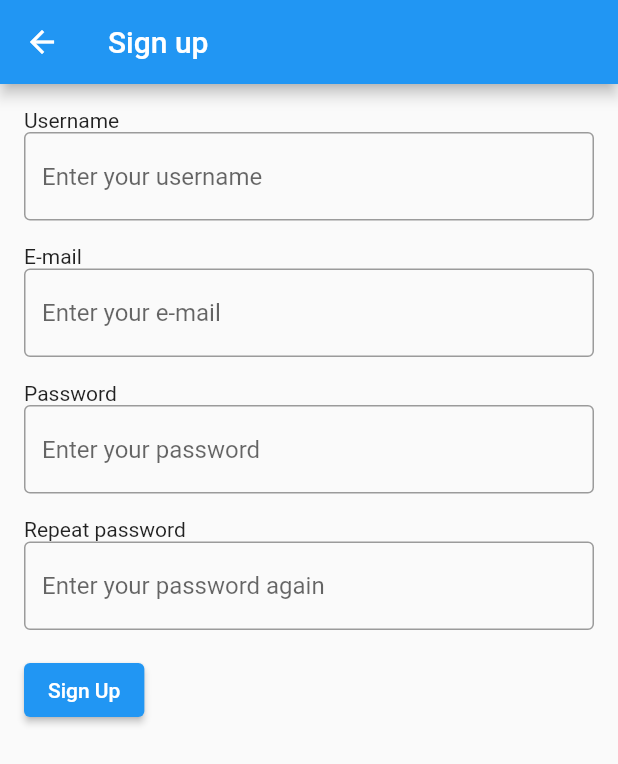
After one commit to Andrej123456789/blagajna_gui, a Flutter app: the Signup screen opened directly, on a phone screen of 412 x 824 dp. The commit adds this screen. Shown: the top 764 px of the screen. Run offline on Flutter 3.47's test engine with Material 2 defaults, Android fonts, the phone set to English and light mode, and no system bars; missing offline and left inert: footer.

Commit message:
Sign Up and Login GUI

```diff
--- /dev/null
+++ b/lib/signup.dart
@@ -0,0 +1,74 @@
+import 'package:flutter/material.dart';
+
+class Signup extends StatelessWidget {
+  const Signup({super.key});
+
+  @override
+  Widget build(BuildContext context) {
+    return Scaffold(
+      appBar: AppBar(
+        title: const Text('Sign up'),
+      ),
+      body: Padding(
+        padding: const EdgeInsets.all(16.0),
+        child: Column(
+          crossAxisAlignment: CrossAxisAlignment.start,
+          children: [
+            const Text('Username'),
+            TextField(
+              decoration: const InputDecoration(
+                border: OutlineInputBorder(),
+                hintText: 'Enter your username',
+              ),
+              onChanged: (value) {
+                // Update the username value
+              },
+            ),
+            const SizedBox(height: 16.0),
+            const Text('E-mail'),
+            TextField(
+              decoration: const InputDecoration(
+                border: OutlineInputBorder(),
+                hintText: 'Enter your e-mail',
+              ),
+              onChanged: (value) {
+                // Update the username value
+              },
+            ),
+            const SizedBox(height: 16.0),
+            const Text('Password'),
+            TextField(
+              obscureText: true,
+              decoration: const InputDecoration(
+                border: OutlineInputBorder(),
+                hintText: 'Enter your password',
+              ),
+              onChanged: (value) {
+                // Update the password value
+              },
+            ),
+            const SizedBox(height: 16.0),
+            const Text('Repeat password'),
+            TextField(
+              obscureText: true,
+              decoration: const InputDecoration(
+                border: OutlineInputBorder(),
+                hintText: 'Enter your password again',
+              ),
+              onChanged: (value) {
+                // Update the password value
+              },
+            ),
+            const SizedBox(height: 16.0),
+            ElevatedButton(
+              onPressed: () {
+                // Perform login action
+              },
+              child: const Text('Sign Up'),
+            ),
+          ],
+        ),
+      ),
+    );
+  }
+}
```
Also changed, not shown: lib/login.dart (added, +51 -0 lines), lib/welcome.dart (+20 -6 lines).
